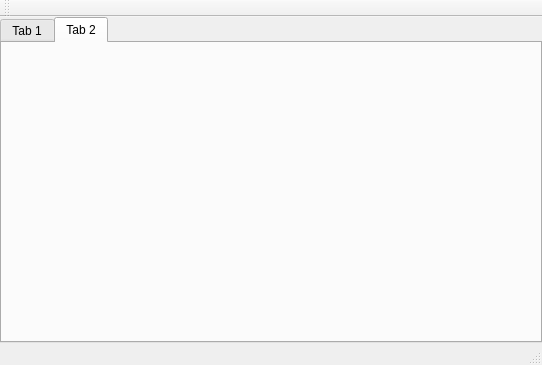
Qt form src/view/mainwindow.ui (V1rgul/UT-profiler) before a commit.
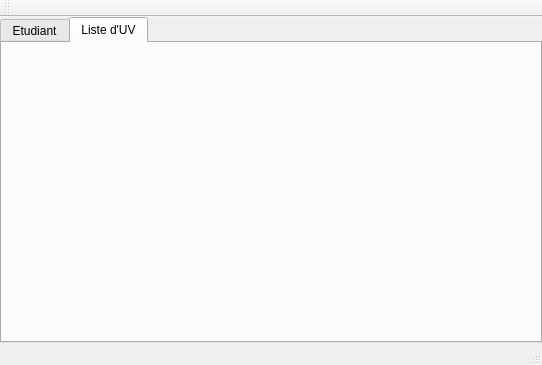
The same form after that commit. The open tabs and pages were chosen to show the change.

Commit message: GUI tab name

What changed in the file:
```diff
--- a/src/view/mainwindow.ui
+++ b/src/view/mainwindow.ui
@@ -32,9 +32,12 @@
     </property>
     <item>
      <widget class="QTabWidget" name="tabWidget">
-      <widget class="QWidget" name="tab">
+      <property name="currentIndex">
+       <number>1</number>
+      </property>
+      <widget class="QWidget" name="tabEtudiant">
        <attribute name="title">
-        <string>Tab 1</string>
+        <string>Etudiant</string>
        </attribute>
        <layout class="QVBoxLayout" name="verticalLayout_2" stretch="0,1">
         <item>
@@ -93,7 +96,7 @@
       </widget>
       <widget class="QWidget" name="tab_2">
        <attribute name="title">
-        <string>Tab 2</string>
+        <string>Liste d'UV</string>
        </attribute>
       </widget>
      </widget>
```
Left out of the diff: 2 changed lines with no effect on the pictures.
